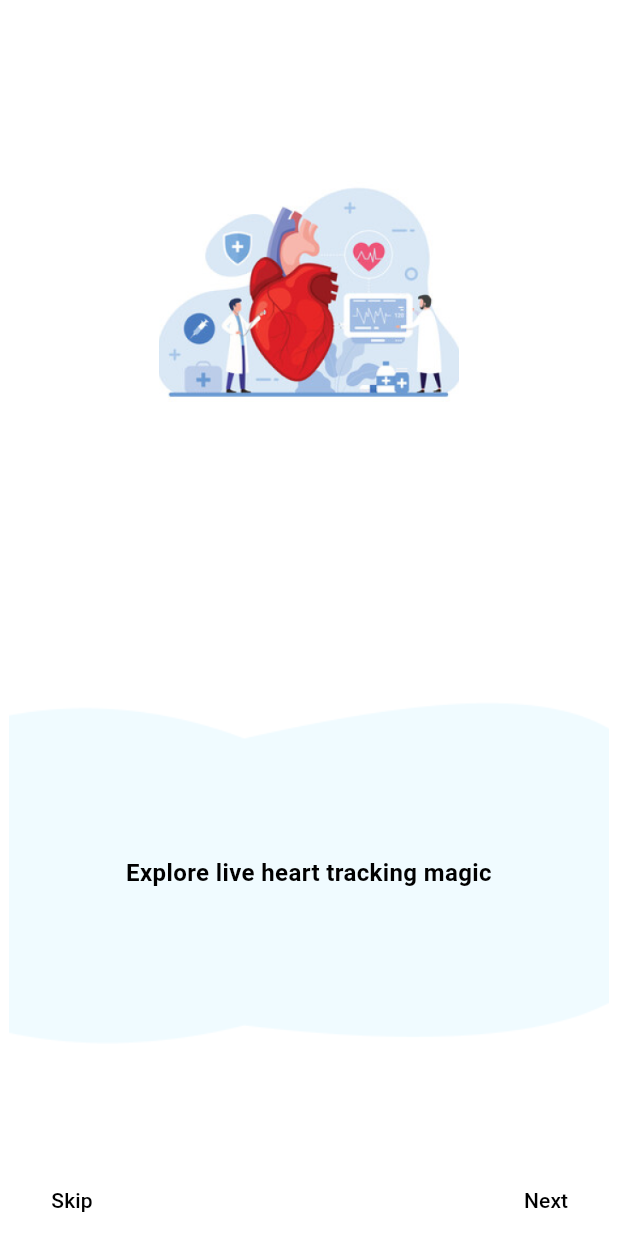
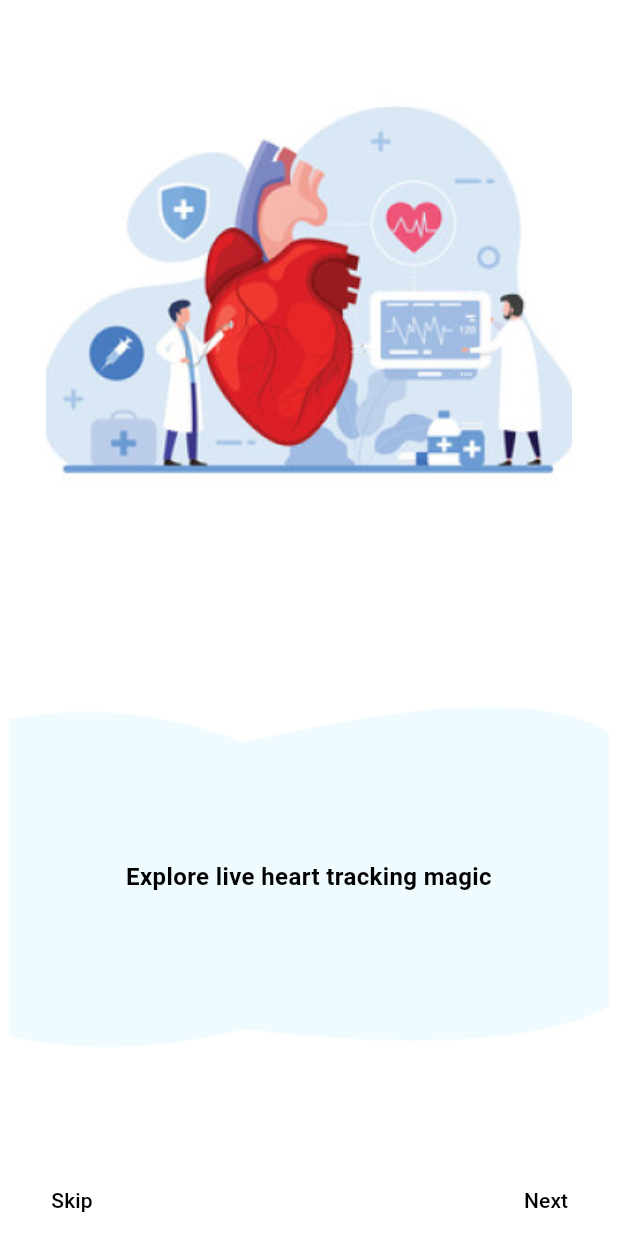
Before and after one commit to Naveencheriyangat/cardiovista, a Flutter app: the screen it shows after launch, swiped to page 2, on a phone screen of 412 x 824 dp. Run offline on Flutter 3.47's test engine with Material 3 defaults, Android fonts, the phone set to English and light mode, and no system bars.

Commit message:
image added

```diff
--- a/lib/skip2.dart
+++ b/lib/skip2.dart
@@ -1,5 +1,4 @@
 import 'package:flutter/material.dart';
-import 'start.dart';
 import 'skip3.dart';
 
 void main() {
@@ -17,7 +16,50 @@ class Frontt extends StatelessWidget {
         primarySwatch: Colors.red,
         scaffoldBackgroundColor: Colors.white, // Set background color to white
       ),
-      home: CardioVistaHomePage(),
+      home: SwipeNavigation(),
+    );
+  }
+}
+
+class SwipeNavigation extends StatefulWidget {
+  @override
+  _SwipeNavigationState createState() => _SwipeNavigationState();
+}
+
+class _SwipeNavigationState extends State<SwipeNavigation> {
+  late PageController _pageController;
+
+  @override
+  void initState() {
+    super.initState();
+    _pageController = PageController();
+  }
+
+  @override
+  void dispose() {
+    _pageController.dispose();
+    super.dispose();
+  }
+
+  @override
+  Widget build(BuildContext context) {
+    return Scaffold(
+      body: PageView(
+        controller: _pageController,
+        physics: BouncingScrollPhysics(), // Use BouncingScrollPhysics for smoother navigation
+        onPageChanged: (int index) {
+          if (index == 0) { // Check if swiped to the leftmost page
+            Navigator.pushReplacement( // Navigate to main.dart
+              context,
+              MaterialPageRoute(builder: (context) => Frontt()),
+            );
+          }
+        },
+        children: [
+          CardioVistaHomePage(),
+          Container(color: Colors.transparent), // Placeholder for next page
+        ],
+      ),
     );
   }
 }
@@ -34,11 +76,12 @@ class CardioVistaHomePage extends StatelessWidget {
             child: Center(
               child: Image.asset(
                 'assets/images/main2.png', // Provide your image path here
-                width: 200, // Adjust width as needed
-                height: 200, // Adjust height as needed
+                width: 400, // Adjust width as needed
+                height: 400, // Adjust height as needed
               ),
             ),
           ),
+          SizedBox(height: 10,),
           Expanded(
             child: Stack(
               children: [
@@ -70,10 +113,7 @@ class CardioVistaHomePage extends StatelessWidget {
               children: [
                 TextButton(
                   onPressed: () {
-                     Navigator.push(
-                         context,
-                         MaterialPageRoute(builder: (context) => last()),
-                        );// Add functionality for 'skip' button here
+               // Not doing anything for Skip button as navigation is handled by swiping
                   },
                   child: Text(
                     'Skip',
@@ -82,10 +122,10 @@ class CardioVistaHomePage extends StatelessWidget {
                 ),
                 TextButton(
                   onPressed: () {
-                     Navigator.push(
-                          context,
-                          MaterialPageRoute(builder: (context) => Login()),
-                        );// Add functionality for 'next' button here
+                      Navigator.push( // Navigate to Sign Up page
+                    context,
+                    MaterialPageRoute(builder: (context) => Last()),
+                  );
                   },
                   child: Text(
                     'Next',
```
